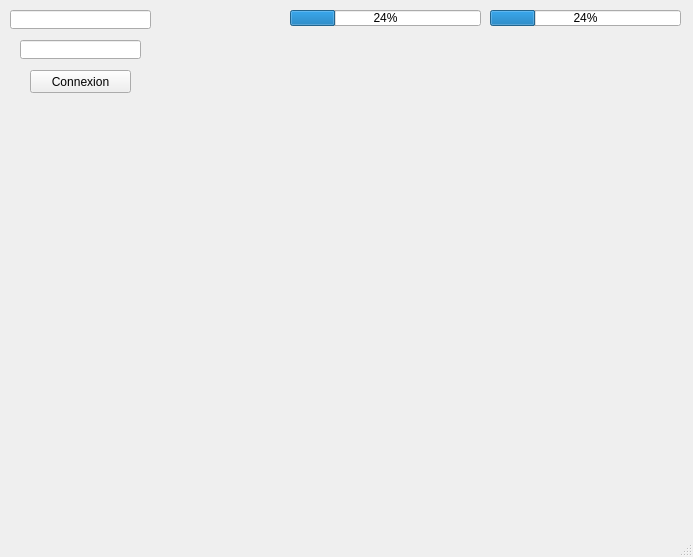
This is mainwindow.ui in test-Melodie/Projet as Qt 5 draws it before an edit. The edited form follows.
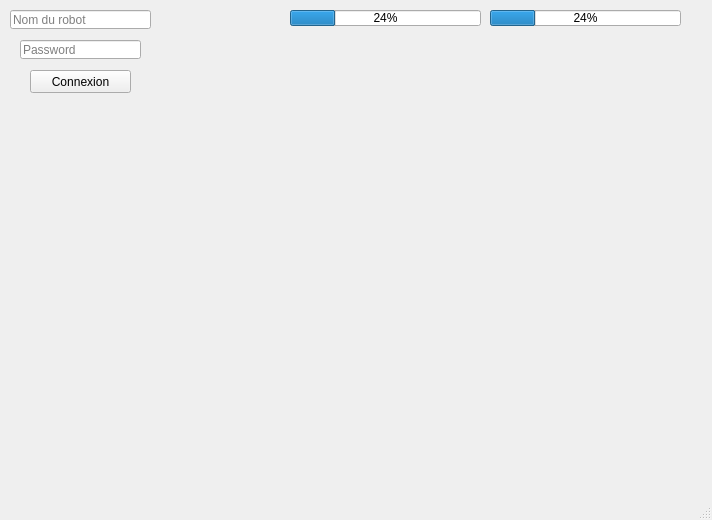
This is the edited form.

```diff
--- a/mainwindow.ui
+++ b/mainwindow.ui
@@ -6,8 +6,8 @@
    <rect>
     <x>0</x>
     <y>0</y>
-    <width>693</width>
-    <height>557</height>
+    <width>712</width>
+    <height>520</height>
    </rect>
   </property>
   <property name="windowTitle">
@@ -39,6 +39,15 @@
       <height>19</height>
      </rect>
     </property>
+    <property name="text">
+     <string/>
+    </property>
+    <property name="echoMode">
+     <enum>QLineEdit::Password</enum>
+    </property>
+    <property name="placeholderText">
+     <string>Password</string>
+    </property>
    </widget>
    <widget class="QLineEdit" name="lineEdit_2">
     <property name="geometry">
@@ -49,6 +58,9 @@
       <height>19</height>
      </rect>
     </property>
+    <property name="placeholderText">
+     <string>Nom du robot</string>
+    </property>
    </widget>
    <widget class="QProgressBar" name="progressBar">
     <property name="geometry">
```
Left out of the diff: 40 changed lines with no effect on the pictures.
